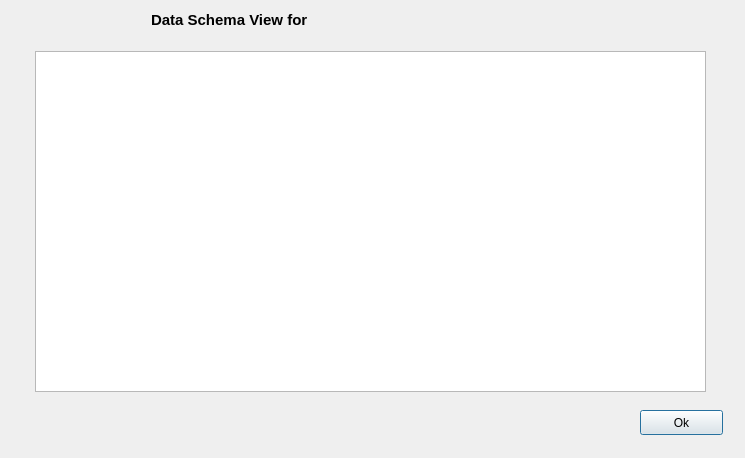
sparqlunicorn/sparqlunicornGoesGIS, file dialogs/ui/dataschemadialog.ui: the form before one commit.
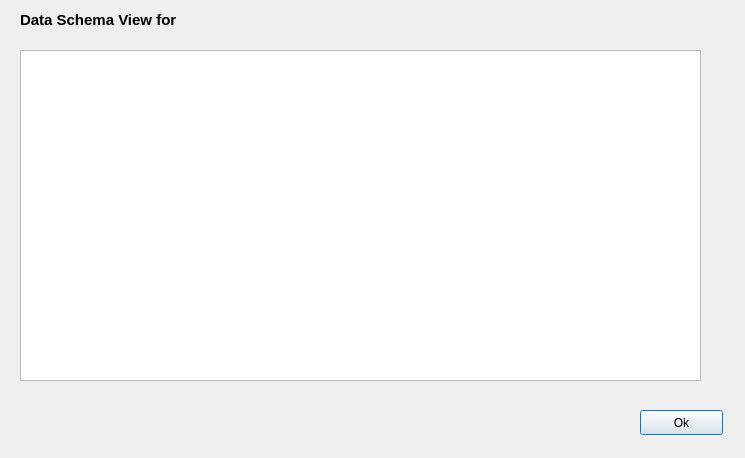
The form after the commit.

Commit message: Added dataschema dialog

The edit to the form file:
```diff
--- a/dialogs/ui/dataschemadialog.ui
+++ b/dialogs/ui/dataschemadialog.ui
@@ -29,7 +29,7 @@
   <widget class="QLabel" name="dataSchemaViewLabel">
    <property name="geometry">
     <rect>
-     <x>151</x>
+     <x>20</x>
      <y>10</y>
      <width>201</width>
      <height>20</height>
@@ -49,10 +49,10 @@
   <widget class="QLabel" name="dataSchemaNameLabel">
    <property name="geometry">
     <rect>
-     <x>420</x>
+     <x>220</x>
      <y>10</y>
-     <width>291</width>
-     <height>17</height>
+     <width>491</width>
+     <height>20</height>
     </rect>
    </property>
    <property name="font">
@@ -66,13 +66,13 @@
     <string/>
    </property>
   </widget>
-  <widget class="QListView" name="dataSchemaTableView">
+  <widget class="QListWidget" name="dataSchemaTableView">
    <property name="geometry">
     <rect>
-     <x>35</x>
-     <y>51</y>
-     <width>671</width>
-     <height>341</height>
+     <x>20</x>
+     <y>50</y>
+     <width>681</width>
+     <height>331</height>
     </rect>
    </property>
    <property name="editTriggers">
```
Left out of the diff: 6 changed lines with no effect on the pictures. The commit also changes 6 other files.
